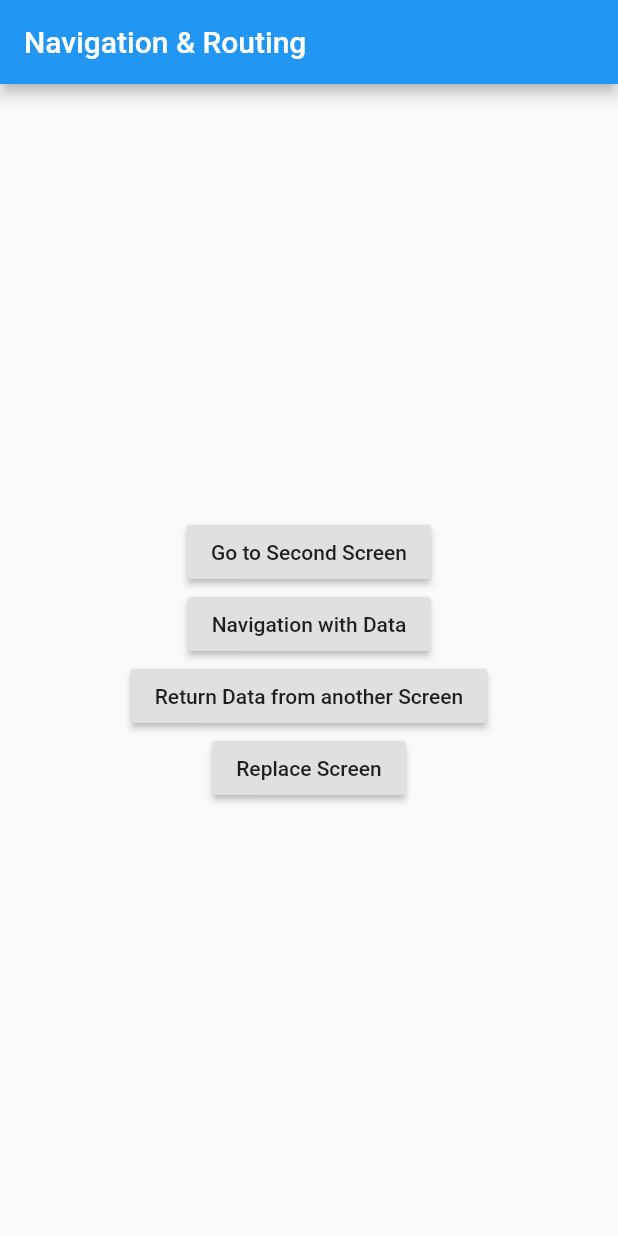
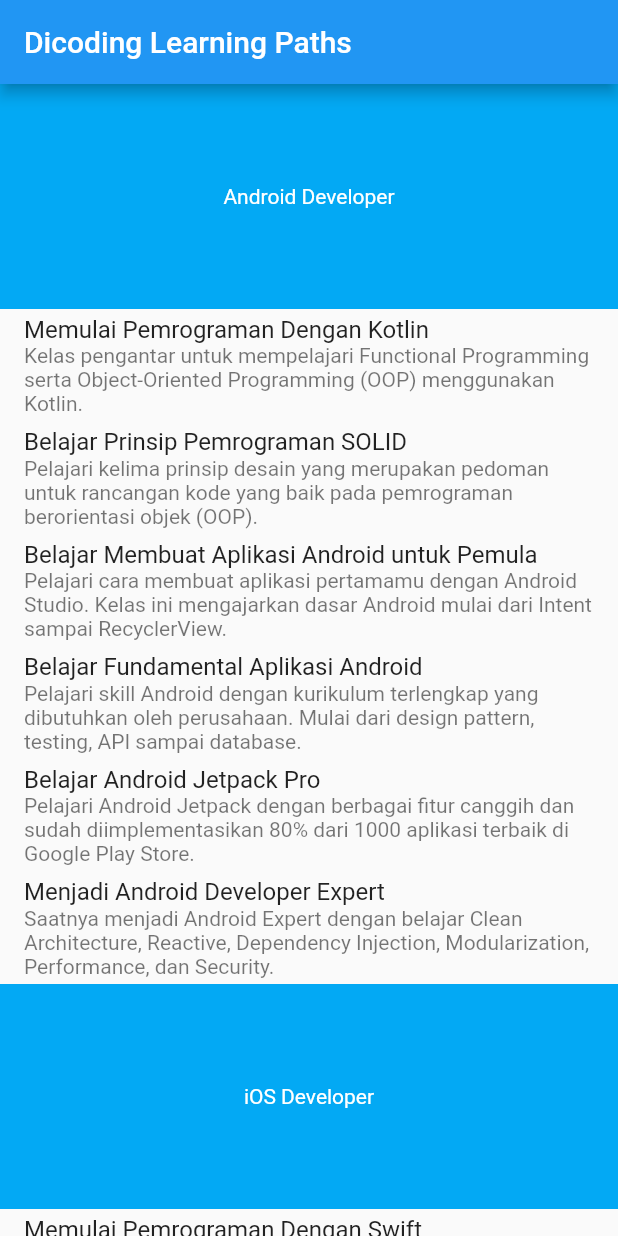
Before and after one commit to AnandaDwiprayoga/flutter-fundamental, a Flutter app: the screen it shows after launch, on a phone screen of 412 x 824 dp. Run offline on Flutter 3.47's test engine with Material 2 defaults, Android fonts, the light colour scheme and no system bars.

Commit message:
finish all project

```diff
--- a/lib/FirstScreen.dart
+++ /dev/null
@@ -1,170 +0,0 @@
-import 'package:flutter/material.dart';
-
-class FirstScreen extends StatelessWidget {
-
-  final _scaffoldKey = GlobalKey<ScaffoldState>();
-
-  @override
-  Widget build(BuildContext context) {
-    return Scaffold(
-        key: _scaffoldKey,
-        appBar: AppBar(
-          title: Text('Navigation & Routing'),
-        ),
-        body: Center(
-          child: Column(
-            mainAxisAlignment: MainAxisAlignment.center,
-            children: <Widget>[
-              RaisedButton(
-                child: Text('Go to Second Screen'),
-                onPressed: (){
-                  //normal navigation menggunakan Navigator.push/pop
-                  Navigator.pushNamed(context, '/secondScreen');
-                }
-              ),
-              RaisedButton(
-                child: Text('Navigation with Data'),
-                onPressed: (){
-                  Navigator.pushNamed(context, '/secondScreenWithData', arguments: 'Hello from first Screen!');
-                }
-              ),
-              RaisedButton(
-                child: Text('Return Data from another Screen'),
-                onPressed: () async {
-                  //menggunakan async await karena pushNamed adalah future, artinya mengembalikan nilai
-                  //jadi alangkah baiknya menggunakan await untuk menunggu nilai kembalian
-                  final result = await Navigator.pushNamed(context, '/returnDataScreen');
-                  SnackBar snackBar = SnackBar(content: Text(result));
-                  //karna snackbar adalah komponen material design jadi membutuhkan
-                  //context dari scaffold kemudian menambahkan parameter key di scaffold widget
-                  //sebagai identifier nya
-                  _scaffoldKey.currentState.showSnackBar(snackBar);
-                }
-              ),
-              RaisedButton(
-                child: Text('Replace Screen'),
-                onPressed: (){
-                  Navigator.pushNamed(context, '/replacementScreen');
-                }
-              )
-            ],
-          ),
-        ),
-    );
-  }
-}
-
-class SecondScreen extends StatelessWidget {
-  @override
-  Widget build(BuildContext context) {
-    return Scaffold(
-        body: Center(
-          child: RaisedButton(
-            child: Text('Back'),
-            onPressed: (){
-              //normal navigation
-               Navigator.pop(context);
-            }
-          ),
-        ),
-    );
-  }
-}
-
-
-class SecondScreenWithData extends StatelessWidget {
-  @override
-  Widget build(BuildContext context) {
-
-    //ModalRoute.of() sama seperti intent.getXxx jika di android
-    final String data = ModalRoute.of(context).settings.arguments;
-
-    return Scaffold(
-        body: Center(
-          child: Column(
-            mainAxisAlignment: MainAxisAlignment.center,
-            children: <Widget>[
-                Text(data),
-                RaisedButton(
-                  child: Text('Back'),
-                  onPressed: (){
-                    Navigator.pop(context);
-                  }
-                ),
-            ],
-          ),
-        ),
-    );
-  }
-}
-
-
-class ReturnDataScreen extends StatelessWidget {
-
-  final textController = TextEditingController();
-
-  @override
-  Widget build(BuildContext context) {
-    return Scaffold(
-      body: Center(
-        child: Column(
-          mainAxisAlignment: MainAxisAlignment.center,
-          children: <Widget>[
-            Padding(
-              padding: const EdgeInsets.symmetric(horizontal: 16.0),
-              child: TextField(
-                controller: textController,
-                decoration: InputDecoration(labelText: 'Enter your name'),
-              ),
-            ),
-            RaisedButton(
-              child: Text('Send'),
-              onPressed: (){
-                Navigator.pop(context, textController.text);
-              }
-            )
-          ],
-        ),
-      ),
-    );
-  }
-}
-
-class ReplacementScreen extends StatelessWidget {
-  @override
-  Widget build(BuildContext context) {
-    return Scaffold(
-      body: Center(
-        child: RaisedButton(
-          child: Text('Open Another Screen'),
-          onPressed: (){
-            //pushreplacement seperti fragment tetapi tidak addToBackStage
-            Navigator.pushReplacementNamed(context, '/anotherScreen');
-          }
-        ),
-      ),
-    );
-  }
-}
-
-class AnotherScreen extends StatelessWidget {
-  @override
-  Widget build(BuildContext context) {
-    return Scaffold(
-      body: Center(
-        child: Column(
-          mainAxisAlignment: MainAxisAlignment.center,
-          children: <Widget>[
-            Text('Back to First Screen'),
-            RaisedButton(
-              child: Text('Back'),
-              onPressed: (){
-                Navigator.pop(context);
-              }
-            )
-          ],
-        ),
-      ),
-    );
-  }
-}
--- /dev/null
+++ b/lib/academy.dart
@@ -0,0 +1,124 @@
+import 'package:flutter/material.dart';
+
+class Academy {
+  final String title;
+  final String description;
+
+  Academy({
+    @required this.title,
+    @required this.description,
+  });
+
+}
+
+final List<Academy> androidPaths = [
+  Academy(
+    title: 'Memulai Pemrograman Dengan Kotlin',
+    description:
+        'Kelas pengantar untuk mempelajari Functional Programming serta Object-Oriented Programming (OOP) menggunakan Kotlin.',
+  ),
+  Academy(
+    title: 'Belajar Prinsip Pemrograman SOLID',
+    description:
+        'Pelajari kelima prinsip desain yang merupakan pedoman untuk rancangan kode yang baik pada pemrograman berorientasi objek (OOP).',
+  ),
+  Academy(
+    title: 'Belajar Membuat Aplikasi Android untuk Pemula',
+    description:
+        'Pelajari cara membuat aplikasi pertamamu dengan Android Studio. Kelas ini mengajarkan dasar Android mulai dari Intent sampai RecyclerView.',
+  ),
+  Academy(
+    title: 'Belajar Fundamental Aplikasi Android',
+    description:
+        'Pelajari skill Android dengan kurikulum terlengkap yang dibutuhkan oleh perusahaan. Mulai dari design pattern, testing, API sampai database.',
+  ),
+  Academy(
+    title: 'Belajar Android Jetpack Pro',
+    description:
+        'Pelajari Android Jetpack dengan berbagai fitur canggih dan sudah diimplementasikan 80% dari 1000 aplikasi terbaik di Google Play Store.',
+  ),
+  Academy(
+    title: 'Menjadi Android Developer Expert',
+    description:
+        'Saatnya menjadi Android Expert dengan belajar Clean Architecture, Reactive, Dependency Injection, Modularization, Performance, dan Security.',
+  ),
+];
+
+final List<Academy> iosPaths = [
+  Academy(
+    title: 'Memulai Pemrograman Dengan Swift',
+    description:
+        'Belajar bahasa Swift buat kamu yang ingin mempelajari konsep Pemrograman Berorientasi Objek (PBO) dalam mengembangkan iOS dan OS X.',
+  ),
+  Academy(
+    title: 'Belajar Prinsip Pemrograman SOLID',
+    description:
+        'Pelajari kelima prinsip desain yang merupakan pedoman untuk rancangan kode yang baik pada pemrograman berorientasi objek (OOP).',
+  ),
+  Academy(
+    title: 'Belajar Membuat Aplikasi iOS untuk Pemula',
+    description:
+        'Pelajari cara membuat aplikasi pertamamu dengan XCode. Kelas ini mengajarkan dasar iOS mulai dari Controller sampai TableViews.',
+  ),
+  Academy(
+    title: 'Belajar Fundamental Aplikasi iOS',
+    description:
+        'Pelajari komponen fundamental iOS berdasarkan teknik yang digunakan industri mulai dari App Design, SwiftUI, Networking, sampai Database.',
+  ),
+  Academy(
+    title: 'Menjadi iOS Developer Expert',
+    description:
+        'Tingkatkan skill kamu menjadi seorang iOS expert dengan kurikulum yang fokus pada case study dan best practice dari pelaku industri.',
+  ),
+];
+
+final List<Academy> flutterPaths = [
+  Academy(
+    title: 'Memulai Pemrograman Dengan Dart',
+    description:
+        'Kelas pengantar buat kamu yang ingin mempelajari bahasa populer dari Google untuk mengembangkan aplikasi multiplatform seperti Flutter.',
+  ),
+  Academy(
+    title: 'Belajar Prinsip Pemrograman SOLID',
+    description:
+        'Pelajari kelima prinsip desain yang merupakan pedoman untuk rancangan kode yang baik pada pemrograman berorientasi objek (OOP).',
+  ),
+  Academy(
+    title: 'Belajar Membuat Aplikasi Flutter untuk Pemula',
+    description:
+        'Pelajari cara membuat aplikasi multi-platform pertamamu menggunakan Flutter. Kelas ini mengajarkan mulai dari fundamental hingga widget.',
+  ),
+  Academy(
+    title: 'Belajar Fundamental Aplikasi Flutter',
+    description:
+        'Pelajari skill Flutter dengan kurikulum terlengkap yang dibutuhkan oleh perusahaan seperti advance layouts, interactive widgets dan backend.',
+  ),
+  Academy(
+    title: 'Menjadi Flutter Developer Expert',
+    description:
+        'Tingkatkan skill kamu menjadi seorang Flutter expert dengan kurikulum yang fokus pada case study dan best practice dari pelaku industri.',
+  ),
+];
+
+final List<Academy> webPaths = [
+  Academy(
+    title: 'Belajar Dasar Pemrograman Web',
+    description:
+        'Pelajari komponen-komponen dasar HTML, CSS, dan JavaScript yang merupakan fondasi utama untuk menjadi Web Developer.',
+  ),
+  Academy(
+    title: 'Belajar Fundamental Front-End Web Development',
+    description:
+        'Pelajari sintaks ES6, Web Component, dan Build Tools dalam membangun website dengan teknik yang simple, reusable, dan optimized.',
+  ),
+  Academy(
+    title: 'Membangun Progressive Web Apps',
+    description:
+        'Pelajari strategi single page application, offline caching, dan push notification agar web Anda memiliki fungsi layaknya aplikasi native.',
+  ),
+  Academy(
+    title: 'Menjadi Front-End Web Developer Expert',
+    description:
+        'Pelajari teknik-teknik expert serta modern dalam membangun website yang optimal pada seluruh perangkat, terutama pada perangkat mobile.',
+  ),
+];
--- /dev/null
+++ b/lib/learningpath_list.dart
@@ -0,0 +1,93 @@
+import 'package:flutter/material.dart';
+import 'package:routing/academy.dart';
+
+class LearningPahList extends StatelessWidget {
+
+  SliverPersistentHeader _header(String text){
+    return SliverPersistentHeader(
+      pinned: true,
+      delegate: SliverAppBarDelegate(
+        minHeight: 60,
+        maxHeight: 150,
+        child: Container(
+          color: Colors.lightBlue,
+          child: Center(
+            child: Text(
+              text,
+              style: TextStyle(color: Colors.white),
+            ),
+          ),
+        )
+      ),
+    );
+  }
+
+  Widget _buildTile(Academy academy){
+    return ListTile(
+      title: Text(academy.title),
+      subtitle: Text(academy.description),
+    );
+  }
+
+  @override
+  Widget build(BuildContext context) {
+    return CustomScrollView(
+      slivers: [
+        _header('Android Developer'),
+        SliverList(
+          delegate: SliverChildListDelegate(
+            androidPaths.map(_buildTile).toList(),
+          ),
+        ),
+        _header('iOS Developer'),
+        SliverList(
+          delegate: SliverChildListDelegate(
+            iosPaths.map(_buildTile).toList(),
+          ),
+        ),
+        _header('Multi-Platform App Developer'),
+        SliverGrid.count(
+          crossAxisCount: 2,
+          children : flutterPaths.map(_buildTile).toList(),
+        ),
+        _header('Front-End Web Developer'),
+        SliverGrid.count(
+          crossAxisCount: 2,
+          children : webPaths.map(_buildTile).toList(),
+        ),
+      ],
+    );
+  }
+}
+
+class SliverAppBarDelegate extends SliverPersistentHeaderDelegate {
+
+  final double minHeight;
+  final double maxHeight;
+  final Widget child;
+
+  SliverAppBarDelegate({
+    @required this.minHeight,
+    @required this.maxHeight,
+    @required this.child,
+  });
+
+  @override
+  Widget build(BuildContext context, double shrinkOffset, bool overlapsContent) {
+     return child;
+  }
+
+  @override
+  // TODO: implement maxExtent
+  double get maxExtent => maxHeight;
+
+  @override
+  // TODO: implement minExtent
+  double get minExtent => minHeight;
+
+  @override
+  bool shouldRebuild(SliverAppBarDelegate oldDelegate) {
+    return maxHeight != oldDelegate.maxHeight || minHeight != oldDelegate.minHeight || child != oldDelegate.child;
+  }
+
+}
--- /dev/null
+++ b/lib/learningpath_page.dart
@@ -0,0 +1,14 @@
+import 'package:flutter/material.dart';
+import 'package:routing/learningpath_list.dart';
+
+class LearningPathPage extends StatelessWidget {
+  @override
+  Widget build(BuildContext context) {
+    return Scaffold(
+      appBar: AppBar(
+        title: Text('Dicoding Learning Paths'),
+      ),
+      body: LearningPahList(),
+    );
+  }
+}
--- a/lib/main.dart
+++ b/lib/main.dart
@@ -1,5 +1,5 @@
 import 'package:flutter/material.dart';
-import 'package:routing/FirstScreen.dart';
+import 'package:routing/learningpath_page.dart';
 
 void main() {
   runApp(MyApp());
@@ -14,16 +14,7 @@
       theme: ThemeData(
         primarySwatch: Colors.blue
       ),
-      //jika menggunakan initialRoute tidak bisa menggunakan parameter home
-      initialRoute: '/',
-      routes: {
-        '/': (context) => FirstScreen(),
-        '/secondScreen' : (context) => SecondScreen(),
-        '/secondScreenWithData' : (context) => SecondScreenWithData(),
-        '/returnDataScreen' : (context) => ReturnDataScreen(),
-        '/replacementScreen' : (context) => ReplacementScreen(),
-        '/anotherScreen' : (context) => AnotherScreen()
-      },
+     home: LearningPathPage(),
     );
   }
 }
```
